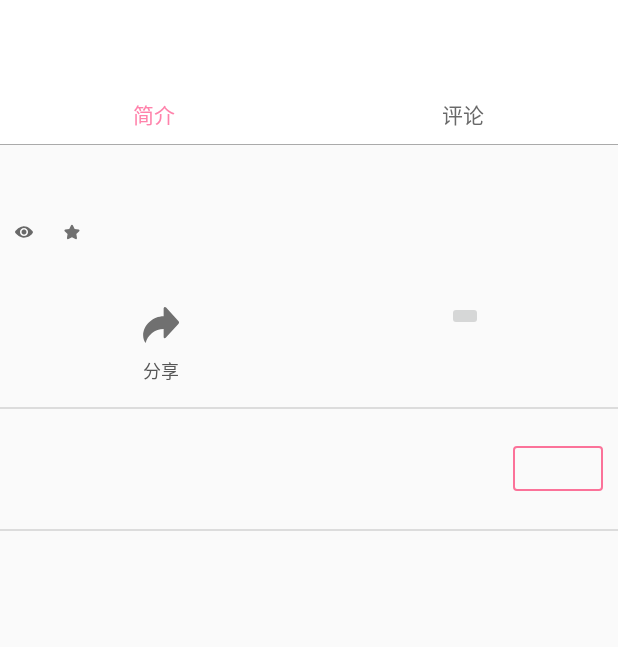
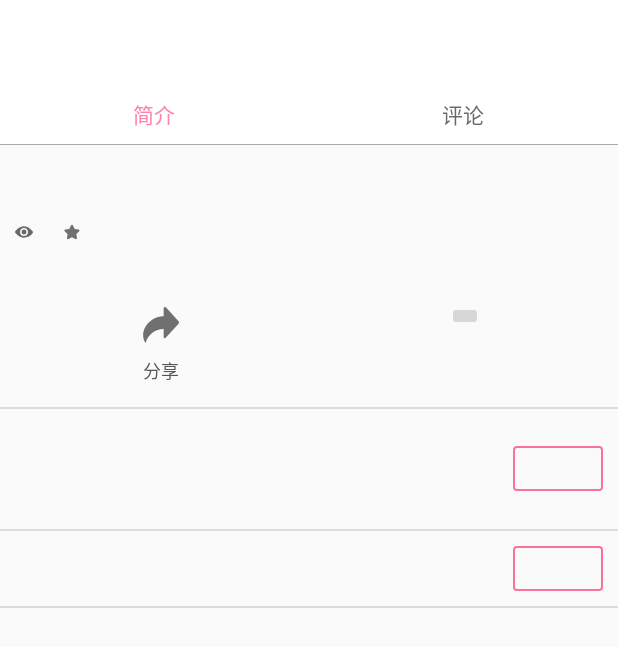
Before and after one commit to 17640410053/ChildrenPlatform_for_Android, an Android app: the CommodityIntroFragment screen opened directly, with no data from a screen before it, on a phone screen of 412 x 824 dp. Shown: the top 647 px of the screen. Run offline under Robolectric (Android 15) with nearby library versions, the phone set to English and light mode, and no system bars; our stand-ins replace Picasso; libraries missing offline, so code that uses them is left out: cn.sharesdk.onekeyshare, com.makeramen.roundedimageview; plain views replace RoundedImageView; pictures from the network do not load; 4 statements that could not run were skipped.

Commit message:
儿童信息平台 v1.0

```diff
--- a/app/src/main/java/com/neusoft/yl/childrenplatform/Const.java
+++ b/app/src/main/java/com/neusoft/yl/childrenplatform/Const.java
@@ -29,4 +29,5 @@ public class Const {
     public final static int FOLLOW = 16;
     public final static int GETPARTITION = 17;
     public final static int GETTRENDS = 18;
+    public final static int UPORDER = 19;
 }
--- a/app/src/main/java/com/neusoft/yl/childrenplatform/Fragment/dialog_fragment/SexDialogFragment.java
+++ b/app/src/main/java/com/neusoft/yl/childrenplatform/Fragment/dialog_fragment/SexDialogFragment.java
@@ -87,8 +87,8 @@ public class SexDialogFragment extends DialogFragment implements RetrofitListene
         AlertDialog.Builder builder = new AlertDialog.Builder(getActivity());
         LayoutInflater inflater = getActivity().getLayoutInflater();
         View view = inflater.inflate(R.layout.fragment_sex_dialog,null);
-        radioGroup_gender = (RadioGroup) view.findViewById(R.id.radioGroup_gender);
-        sex_save = (TextView) view.findViewById(R.id.sex_save);
+        radioGroup_gender =  view.findViewById(R.id.radioGroup_gender);
+        sex_save = view.findViewById(R.id.sex_save);
         radioGroup_gender.check(R.id.radio_gender);
         radioGroup_gender.setOnCheckedChangeListener(new RadioGroup.OnCheckedChangeListener() {
             @Override
--- a/app/src/main/java/com/neusoft/yl/childrenplatform/Model/CompModel.java
+++ b/app/src/main/java/com/neusoft/yl/childrenplatform/Model/CompModel.java
@@ -14,46 +14,52 @@ public class CompModel extends RetrofitBaseModel {
 
     private RetrofitService retrofitService;
 
-    public CompModel(){
+    public CompModel() {
         this.retrofitService = retrofit.create(RetrofitService.class);
     }
 
-    public void getCompList(RetrofitListener listener){
+    public void getCompList(RetrofitListener listener) {
         Call call = retrofitService.getCompList();
-        bindCallback(call,listener, Const.GETCOMPLIST);
-    }
-    public void getCommodityDetail(String commodity_id,RetrofitListener listener){
-        Call call = retrofitService.getCommodityDetail(commodity_id);
-        bindCallback(call,listener,Const.GETCOMMODITYDETAIL);
+        bindCallback(call, listener, Const.GETCOMPLIST);
     }
 
-    public void getCommodityComment(String commodity_id,RetrofitListener listener){
-        Call call = retrofitService.getCommodityComment(commodity_id);
-        bindCallback(call,listener,Const.GETCOMMODITYCOMMENT);
+    public void getCommodityDetail(String commodity_id, RetrofitListener listener) {
+        Call call = retrofitService.getCommodityDetail(commodity_id);
+        bindCallback(call, listener, Const.GETCOMMODITYDETAIL);
     }
 
-    public void getCommodityIntro(String commodity_id,RetrofitListener listener){
-        Call call = retrofitService.getCommodityIntro(commodity_id);
-        bindCallback(call,listener,Const.GETCOMMODITYINTRO);
+    public void getCommodityComment(String commodity_id, RetrofitListener listener) {
+        Call call = retrofitService.getCommodityComment(commodity_id);
+        bindCallback(call, listener, Const.GETCOMMODITYCOMMENT);
     }
 
-    public void getIsCollect(String commodity_id,String user_id,RetrofitListener listener){
-        Call call = retrofitService.getIsCollect(commodity_id,user_id);
-        bindCallback(call,listener,Const.ISCOLLECT);
+    public void getCommodityIntro(String commodity_id, RetrofitListener listener) {
+        Call call = retrofitService.getCommodityIntro(commodity_id);
+        bindCallback(call, listener, Const.GETCOMMODITYINTRO);
     }
 
-    public void getCollect(String commodity_id,String user_id,RetrofitListener listener){
-        Call call = retrofitService.getCollect(commodity_id,user_id);
-        bindCallback(call,listener,Const.COLLECT);
+    public void getIsCollect(String commodity_id, String user_id, RetrofitListener listener) {
+        Call call = retrofitService.getIsCollect(commodity_id, user_id);
+        bindCallback(call, listener, Const.ISCOLLECT);
     }
 
-    public void getIsFollow(int company_id,String user_id,RetrofitListener listener){
-        Call call = retrofitService.getIsFollow(company_id,user_id);
-        bindCallback(call,listener,Const.ISFOLLOW);
+    public void getCollect(String commodity_id, String user_id, RetrofitListener listener) {
+        Call call = retrofitService.getCollect(commodity_id, user_id);
+        bindCallback(call, listener, Const.COLLECT);
     }
 
-    public void getFollow(int company_id,String user_id,RetrofitListener listener){
-        Call call = retrofitService.getFollow(company_id,user_id);
-        bindCallback(call,listener,Const.FOLLOW);
+    public void getIsFollow(int company_id, String user_id, RetrofitListener listener) {
+        Call call = retrofitService.getIsFollow(company_id, user_id);
+        bindCallback(call, listener, Const.ISFOLLOW);
+    }
+
+    public void getFollow(int company_id, String user_id, RetrofitListener listener) {
+        Call call = retrofitService.getFollow(company_id, user_id);
+        bindCallback(call, listener, Const.FOLLOW);
+    }
+
+    public void upOrder(String commodity_id, String user_id, String address, String telephone, String number, RetrofitListener listener) {
+        Call call = retrofitService.upOrder(commodity_id,user_id,telephone,address,number);
+        bindCallback(call,listener,Const.UPORDER);
     }
 }
--- a/app/src/main/java/com/neusoft/yl/childrenplatform/Service/RetrofitService.java
+++ b/app/src/main/java/com/neusoft/yl/childrenplatform/Service/RetrofitService.java
@@ -80,12 +80,12 @@ public interface RetrofitService {
     //判断是否收藏
     @GET("Collect/IsCollect")
     Call<CheckBean> getIsCollect(@Query("commodity_id") String commodity_id,
-                                     @Query("user_id") String user_id);
+                                 @Query("user_id") String user_id);
 
     //添加&取消收藏
     @GET("Collect/Collect")
     Call<CheckBean> getCollect(@Query("commodity_id") String commodity_id,
-                                     @Query("user_id") String user_id);
+                               @Query("user_id") String user_id);
 
     //判断是否关注
     @GET("Follow/IfFollow")
@@ -95,7 +95,7 @@ public interface RetrofitService {
     //添加&取消关注
     @GET("Follow/Follow")
     Call<CheckBean> getFollow(@Query("company_id") int company_id,
-                                @Query("user_id") String user_id);
+                              @Query("user_id") String user_id);
 
     //获取分类列表
     @GET("Partition/GetPartition")
@@ -104,4 +104,12 @@ public interface RetrofitService {
     //获取动态列表
     @GET("Trends/GetTrends")
     Call<List<TrendsBean>> getTrends();
+
+    //购买接口
+    @GET("Order/create_order")
+    Call<CheckBean> upOrder(@Query("commodity_id") String commodity_id,
+                            @Query("user_id") String user_id,
+                            @Query("telephone") String telephone,
+                            @Query("address") String address,
+                            @Query("number") String number);
 }
--- a/app/src/main/res/layout/fragment_commodity_comment.xml
+++ b/app/src/main/res/layout/fragment_commodity_comment.xml
@@ -14,14 +14,12 @@
         android:layout_height="match_parent"
         android:padding="10dp">
     </android.support.v7.widget.RecyclerView>
-
     <View
         android:id="@+id/view"
         android:layout_above="@+id/comment_layout"
         android:layout_width="match_parent"
         android:layout_height="@dimen/line_height"
         android:background="@color/gray_light" />
-
     <RelativeLayout
         android:layout_alignParentBottom="true"
         android:id="@+id/comment_layout"
--- a/app/src/main/res/layout/fragment_commodity_intro.xml
+++ b/app/src/main/res/layout/fragment_commodity_intro.xml
@@ -178,16 +178,31 @@
             android:layout_width="match_parent"
             android:layout_height="@dimen/line_height"
             android:background="@color/gray_light" />
-
-        <LinearLayout
+        <RelativeLayout
             android:padding="10dp"
             android:orientation="horizontal"
             android:layout_width="match_parent"
             android:layout_height="wrap_content">
             <TextView
+                android:layout_centerVertical="true"
+                android:textColor="@color/color_pink"
                 android:id="@+id/commodity_price"
                 android:layout_width="wrap_content"
                 android:layout_height="wrap_content" />
-        </LinearLayout>
+            <TextView
+                android:id="@+id/btn_checkout"
+                android:layout_width="wrap_content"
+                android:layout_height="wrap_content"
+                android:layout_alignParentEnd="true"
+                android:layout_centerInParent="true"
+                android:background="@drawable/btn_pin_bg"
+                android:gravity="center"
+                android:textColor="@color/focus_text_color" />
+        </RelativeLayout>
+
+        <View
+            android:layout_width="match_parent"
+            android:layout_height="@dimen/line_height"
+            android:background="@color/gray_light" />
     </LinearLayout>
 </android.support.v4.widget.NestedScrollView>
```
Also changed, not shown: app/src/main/java/com/neusoft/yl/childrenplatform/Activity/LoginActivity.java (+37 -34 lines), app/src/main/java/com/neusoft/yl/childrenplatform/Activity/UserDataActivity.java (+6 -6 lines), app/src/main/java/com/neusoft/yl/childrenplatform/Fragment/commodity_fragment/CommodityIntroFragment.java (+41 -4 lines), app/src/main/java/com/neusoft/yl/childrenplatform/Fragment/dialog_fragment/OrderDialogFragment.java (added, +172 -0 lines), app/src/main/res/layout/fragment_order_dialog.xml (added, +42 -0 lines).
